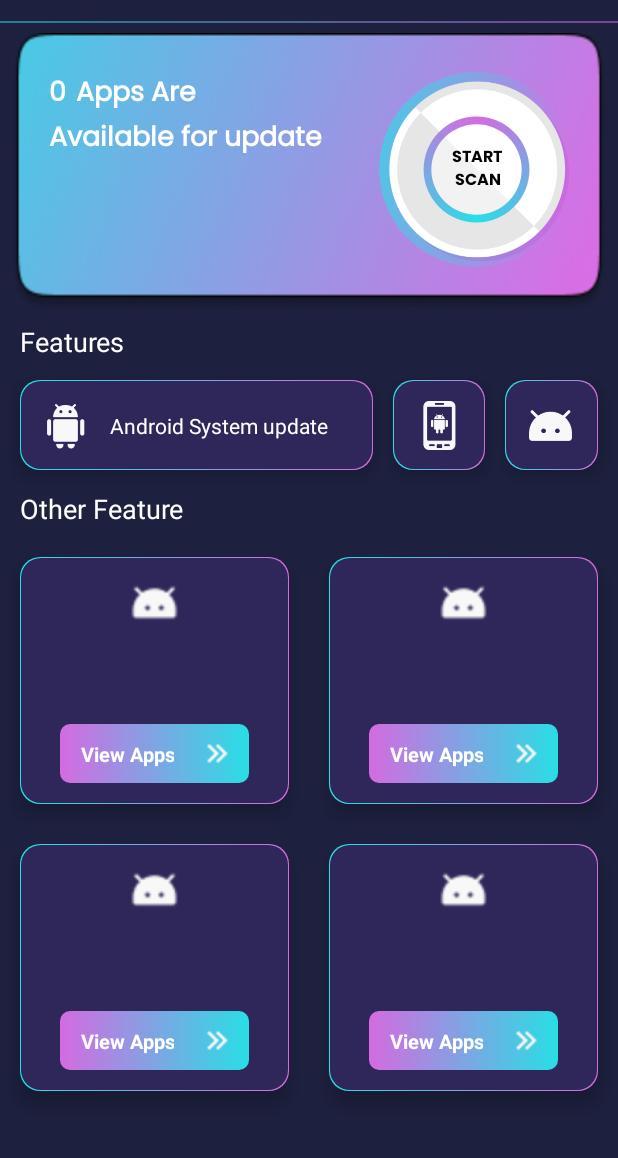
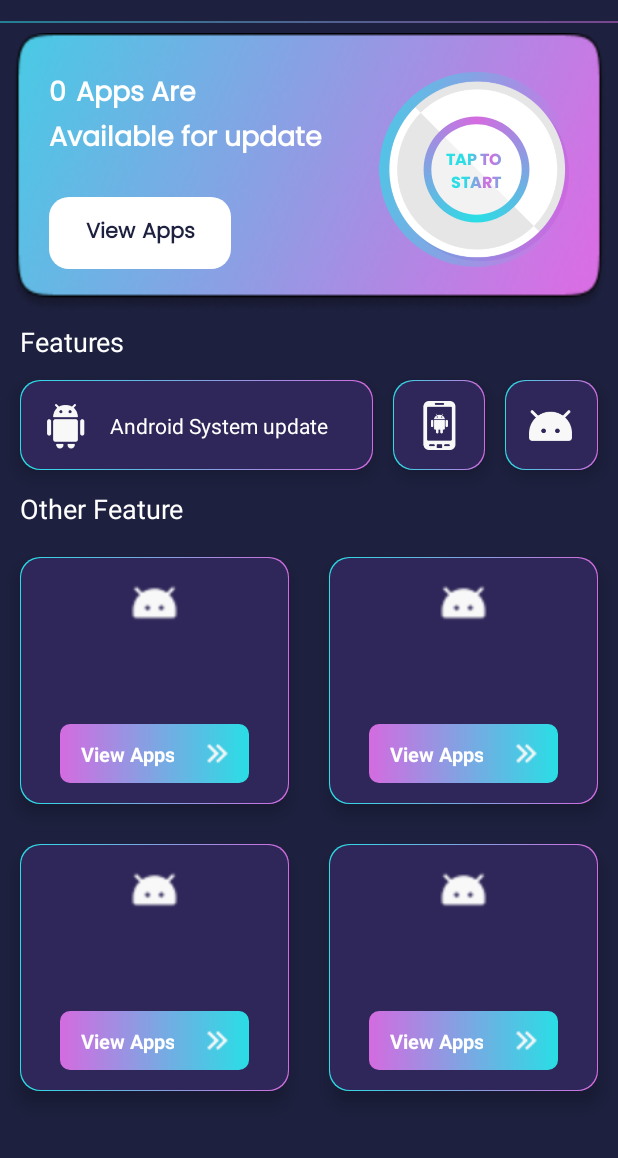
Before and after one commit to Mudassir-ops/SoftwareUpdateNew, an Android app: the screen it shows after launch (MainActivity), on a phone screen of 412 x 824 dp, the part 73-1231 px from its top. Run offline under Robolectric (Android 15) with nearby library versions, the light colour scheme and no system bars; our stand-ins replace Dagger/Hilt's generated code, EventBus, Room's generated code, data binding, sdp/ssp sizes; pictures from the network do not load; 5 statements that could not run were skipped.

Commit message:
*** Qa Remaining Points

```diff
--- a/app/src/main/java/com/example/softwareupdate/di/NotificationModule.kt
+++ b/app/src/main/java/com/example/softwareupdate/di/NotificationModule.kt
@@ -62,6 +62,8 @@
             .setForegroundServiceBehavior(NotificationCompat.FOREGROUND_SERVICE_IMMEDIATE)
             .setContentIntent(pendingDefaultIntent)
             .setSound(null)
+            .setWhen(System.currentTimeMillis())
+            .setShowWhen(true)
     }
 
     /** Notification repository provider*/
--- a/app/src/main/java/com/example/softwareupdate/di/repositories/privacymanager/PrivacyManagerApplicationsRepositoryImpl.kt
+++ b/app/src/main/java/com/example/softwareupdate/di/repositories/privacymanager/PrivacyManagerApplicationsRepositoryImpl.kt
@@ -150,7 +150,7 @@
                 appPermissions.add(
                     AppPermissions(
                         permissionName = permission,
-                        permissionDetail = "Mudassir Satti",
+                        permissionDetail = "",
                         isDangerous = isDangerous
                     )
                 )
--- a/app/src/main/java/com/example/softwareupdate/ui/fragments/appPrivacy/PrivacyManagerDetailFragment.kt
+++ b/app/src/main/java/com/example/softwareupdate/ui/fragments/appPrivacy/PrivacyManagerDetailFragment.kt
@@ -24,7 +24,6 @@
 
 class PrivacyManagerDetailFragment : Fragment() {
 
-    private val viewModel by viewModels<PrivacyManagerDetailViewModel>()
     private var _binding: FragmentPrivacyManagerDetailBinding? = null
     private val binding get() = _binding
     private var privacyManagerEntity: PrivacyManagerEntity? = null
@@ -114,7 +113,7 @@
         return null // Return null if the app name doesn't match any package
     }
 
-    fun hasUsageStatsPermission(context: Context): Boolean {
+    private fun hasUsageStatsPermission(context: Context): Boolean {
         val appOps = context.getSystemService(Context.APP_OPS_SERVICE) as AppOpsManager
         val mode = if (Build.VERSION.SDK_INT >= Build.VERSION_CODES.Q) {
             appOps.unsafeCheckOpNoThrow(AppOpsManager.OPSTR_GET_USAGE_STATS, android.os.Process.myUid(), context.packageName)
@@ -125,7 +124,7 @@
     }
 
     // Function to request Usage Stats permission by directing user to settings
-    fun requestUsageStatsPermission(context: Context) {
+    private fun requestUsageStatsPermission(context: Context) {
         val intent = Intent(Settings.ACTION_USAGE_ACCESS_SETTINGS)
         intent.addFlags(Intent.FLAG_ACTIVITY_NEW_TASK)
         context.startActivity(intent)
--- a/app/src/main/java/com/example/softwareupdate/ui/fragments/home/HomeViewModel.kt
+++ b/app/src/main/java/com/example/softwareupdate/ui/fragments/home/HomeViewModel.kt
@@ -1,5 +1,6 @@
 package com.example.softwareupdate.ui.fragments.home
 
+import android.util.Log
 import androidx.lifecycle.ViewModel
 import androidx.lifecycle.viewModelScope
 import com.example.softwareupdate.data.PackageInfoEntity
@@ -40,12 +41,7 @@
         state.value = UpdatedAppFragmentState.ShowToast(message)
     }
 
-    init {
-        getAllUpdatedApp()
-        getRowCount()
-    }
-
-    private fun getAllUpdatedApp() {
+    fun getAllUpdatedApp() {
         viewModelScope.launch {
             updateUseCase.getAllUpdatedApp().onStart {
                 setLoading()
@@ -64,9 +60,10 @@
         }
     }
 
-    private fun getRowCount() {
+    fun getRowCount() {
         viewModelScope.launch {
             withContext(IO) {
+                Log.d("getRowCount", "getRowCount: ${updateUseCase.getRowCount()}")
                 _appCount.value = updateUseCase.getRowCount()
             }
         }
--- a/app/src/main/java/com/example/softwareupdate/ui/fragments/splash/SplashFragment.kt
+++ b/app/src/main/java/com/example/softwareupdate/ui/fragments/splash/SplashFragment.kt
@@ -13,19 +13,16 @@
 import com.example.softwareupdate.R
 import com.example.softwareupdate.databinding.FragmentSplashBinding
 import com.example.softwareupdate.ui.fragments.home.HomeViewModel
+import com.example.softwareupdate.utils.AppConstants.IF_FIRST_TIME_OPEN_APP
 import dagger.hilt.android.AndroidEntryPoint
 import kotlinx.coroutines.Dispatchers.IO
 
 
 @AndroidEntryPoint
 class SplashFragment : Fragment() {
-
-    private val viewModel by viewModels<SplashViewModel>()
-
     private var animator: ValueAnimator? = null
     private var _binding: FragmentSplashBinding? = null
     private val binding get() = _binding
-    private val ioDispatcher = IO
     override fun onCreateView(
         inflater: LayoutInflater, container: ViewGroup?, savedInstanceState: Bundle?
     ): View? {
@@ -35,8 +32,8 @@
 
     override fun onViewCreated(view: View, savedInstanceState: Bundle?) {
         super.onViewCreated(view, savedInstanceState)
+        IF_FIRST_TIME_OPEN_APP = true
         binding?.apply {
-            viewModel.deleteAllTables(ioDispatcher = ioDispatcher)
             animator = ValueAnimator.ofInt(0, progressHorizontal.max)
             animator?.duration = 3000
             animator?.addUpdateListener { animation ->
@@ -84,7 +81,5 @@
         animator?.resume()
     }
 
-    fun deleteMyOldTables() {
 
-    }
 }
--- a/app/src/main/java/com/example/softwareupdate/utils/AppConstants.kt
+++ b/app/src/main/java/com/example/softwareupdate/utils/AppConstants.kt
@@ -9,4 +9,5 @@
     const val KEY_INSTALL_APP_DETAIL = "KEY_INSTALL_APP_DETAIL"
     const val PRIVACY_MANGER_OBJECT = "PRIVACY_MANGER_OBJECT"
     const val DURATION_MILLIS = 3 * 60 * 1000L
+    var IF_FIRST_TIME_OPEN_APP = false
 }
--- a/app/src/main/java/com/example/softwareupdate/utils/Extension.kt
+++ b/app/src/main/java/com/example/softwareupdate/utils/Extension.kt
@@ -43,6 +43,8 @@
 import java.io.File
 import android.net.ConnectivityManager
 import android.net.NetworkCapabilities
+import android.util.TypedValue
+import android.view.Gravity
 import android.widget.Toast
 import java.text.DecimalFormat
 import kotlin.math.log10
@@ -199,8 +201,7 @@
     }
 }
 
-fun PackageManager?.getPackageInfoCompat(packageName: String, flags: Int = 0): PackageInfo? =
-    try {
+fun PackageManager?.getPackageInfoCompat(packageName: String, flags: Int = 0): PackageInfo? = try {
     if (SDK_INT >= Build.VERSION_CODES.TIRAMISU) {
         this?.getPackageInfo(packageName, PackageManager.PackageInfoFlags.of(flags.toLong()))
     } else {
@@ -274,6 +275,14 @@
     )
     paint.shader = textShader
     this.text = text
+    textAlignment = View.TEXT_ALIGNMENT_INHERIT
+//    textSize = if (text == context?.getString(R.string.tap_to_start_scanning)) {
+//        val textSizeInSp = resources.getDimension(com.intuit.ssp.R.dimen._6ssp)
+//        textSizeInSp
+//    } else {
+//        val textSizeInSp = resources.getDimension(com.intuit.ssp.R.dimen._8ssp)
+//        textSizeInSp
+//    }
 }
 
 fun Drawable.drawableToByteArray(): ByteArray {
@@ -322,8 +331,7 @@
 }
 
 fun FragmentHomeBinding?.initDrawerClicks(
-    colorString: String,
-    clickCallback: (Int) -> Unit
+    colorString: String, clickCallback: (Int) -> Unit
 ) {
     this@initDrawerClicks?.drawerLayout?.apply {
         this@initDrawerClicks.highlightDrawerMenuItem(
@@ -489,7 +497,7 @@
 
     val network = connectivityManager.activeNetwork ?: return false
     val networkCapabilities = connectivityManager.getNetworkCapabilities(network) ?: return false
-    return networkCapabilities.hasTransport(NetworkCapabilities.TRANSPORT_WIFI) ||
-            networkCapabilities.hasTransport(NetworkCapabilities.TRANSPORT_CELLULAR) ||
-            networkCapabilities.hasTransport(NetworkCapabilities.TRANSPORT_ETHERNET)
+    return networkCapabilities.hasTransport(NetworkCapabilities.TRANSPORT_WIFI) || networkCapabilities.hasTransport(
+        NetworkCapabilities.TRANSPORT_CELLULAR
+    ) || networkCapabilities.hasTransport(NetworkCapabilities.TRANSPORT_ETHERNET)
 }
--- a/app/src/main/res/layout/fragment_home.xml
+++ b/app/src/main/res/layout/fragment_home.xml
@@ -1,6 +1,5 @@
 <?xml version="1.0" encoding="utf-8"?>
-<androidx.drawerlayout.widget.DrawerLayout
-    xmlns:android="http://schemas.android.com/apk/res/android"
+<androidx.drawerlayout.widget.DrawerLayout xmlns:android="http://schemas.android.com/apk/res/android"
     xmlns:app="http://schemas.android.com/apk/res-auto"
     xmlns:tools="http://schemas.android.com/tools"
     android:id="@+id/main_drawer_layout"
@@ -67,13 +66,17 @@
                 android:elevation="@dimen/_20sdp"
                 android:fontFamily="@font/poppins_bold"
                 android:text="@string/start_nscan"
+                android:textAlignment="center"
+                android:gravity="center"
                 android:textColor="@color/black"
                 android:textSize="@dimen/_8ssp"
                 android:textStyle="bold"
                 app:layout_constraintBottom_toBottomOf="@+id/btn_start"
                 app:layout_constraintEnd_toEndOf="@+id/btn_start"
+                app:layout_constraintHorizontal_bias="0.48"
                 app:layout_constraintStart_toStartOf="@+id/btn_start"
-                app:layout_constraintTop_toTopOf="@+id/btn_start" />
+                app:layout_constraintTop_toTopOf="@+id/btn_start"
+                app:layout_constraintVertical_bias="0.52" />
 
             <com.google.android.material.textview.MaterialTextView
                 android:id="@+id/tv_update_appCount_static"
@@ -244,8 +247,8 @@
             android:id="@+id/rv_home_items"
             android:layout_width="match_parent"
             android:layout_height="0dp"
+            android:layout_marginVertical="@dimen/_5sdp"
             android:scrollbars="vertical"
-            android:layout_marginVertical="@dimen/_5sdp"
             app:layoutManager="androidx.recyclerview.widget.GridLayoutManager"
             app:layout_constraintBottom_toBottomOf="parent"
             app:layout_constraintEnd_toEndOf="parent"
--- a/app/src/main/res/layout/item_privacy_manager_detail_layout.xml
+++ b/app/src/main/res/layout/item_privacy_manager_detail_layout.xml
@@ -20,8 +20,8 @@
             android:id="@+id/tv_permission_name"
             android:layout_width="0dp"
             android:layout_height="wrap_content"
+            android:layout_marginVertical="@dimen/_10sdp"
             android:layout_marginStart="@dimen/_5sdp"
-            android:layout_marginTop="@dimen/_10sdp"
             android:layout_marginEnd="@dimen/_10sdp"
             android:ellipsize="marquee"
             android:focusable="true"
@@ -49,6 +49,7 @@
             android:text="@{appPermission.component2()}"
             android:textColor="@color/white"
             android:textSize="@dimen/_8ssp"
+            android:visibility="gone"
             app:layout_constraintBottom_toBottomOf="parent"
             app:layout_constraintEnd_toEndOf="@+id/tv_permission_name"
             app:layout_constraintStart_toStartOf="@+id/tv_permission_name"
--- a/app/src/main/res/layout/main_drawer_layout.xml
+++ b/app/src/main/res/layout/main_drawer_layout.xml
@@ -466,8 +466,9 @@
             android:tint="@color/white"
             app:layout_constraintBottom_toBottomOf="parent"
             app:layout_constraintStart_toStartOf="parent"
-            app:layout_constraintTop_toTopOf="parent" />
-        <!--app:srcCompat="@drawable/ic_feedback"-->
+            app:layout_constraintTop_toTopOf="parent"
+            app:srcCompat="@drawable/ic_feedback" />
+
         <com.google.android.material.textview.MaterialTextView
             android:layout_width="0dp"
             android:layout_height="wrap_content"
--- a/app/src/main/res/values/strings.xml
+++ b/app/src/main/res/values/strings.xml
@@ -129,4 +129,5 @@
     <string name="_13_min">13_min\n</string>
     <string name="app_name_">app_name\n</string>
     <string name="feedback">Feedback</string>
+    <string name="tap_to_start_scanning">  TAP TO\n   START</string>
 </resources>
```
Also changed, not shown: app/src/main/java/com/example/softwareupdate/service/CheckSoftwareService.kt (+8 -2 lines), app/src/main/java/com/example/softwareupdate/ui/fragments/home/HomeFragment.kt (+40 -34 lines), app/src/main/java/com/example/softwareupdate/utils/all_extension/ContextExt.kt (+31 -34 lines), app/src/main/java/com/example/softwareupdate/utils/getAppSize.kt (+5 -12 lines), app/src/main/res/drawable/ic_feedback.xml (added, +11 -0 lines). Lines whose indentation alone changed are shown as unchanged.
